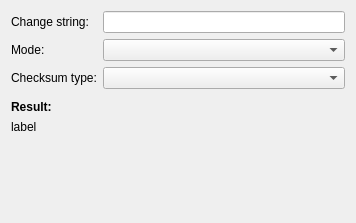
Before: the Qt Designer form transfer-plugins/checksumsearch/checksumsearchadddlg.ui in KDE/kget, drawn with Qt 5.
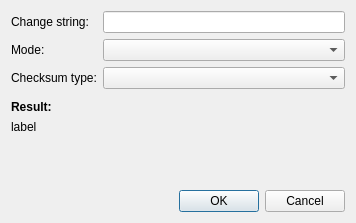
After: the same form once the commit is applied. Custom widgets are drawn as their Qt base class.

Patch:
```diff
--- a/transfer-plugins/checksumsearch/checksumsearchadddlg.ui
+++ b/transfer-plugins/checksumsearch/checksumsearchadddlg.ui
@@ -101,6 +101,13 @@
      </property>
     </spacer>
    </item>
+   <item>
+    <widget class="QDialogButtonBox" name="buttonBox">
+     <property name="standardButtons">
+      <set>QDialogButtonBox::Cancel|QDialogButtonBox::Ok</set>
+     </property>
+    </widget>
+   </item>
   </layout>
  </widget>
  <customwidgets>
```
